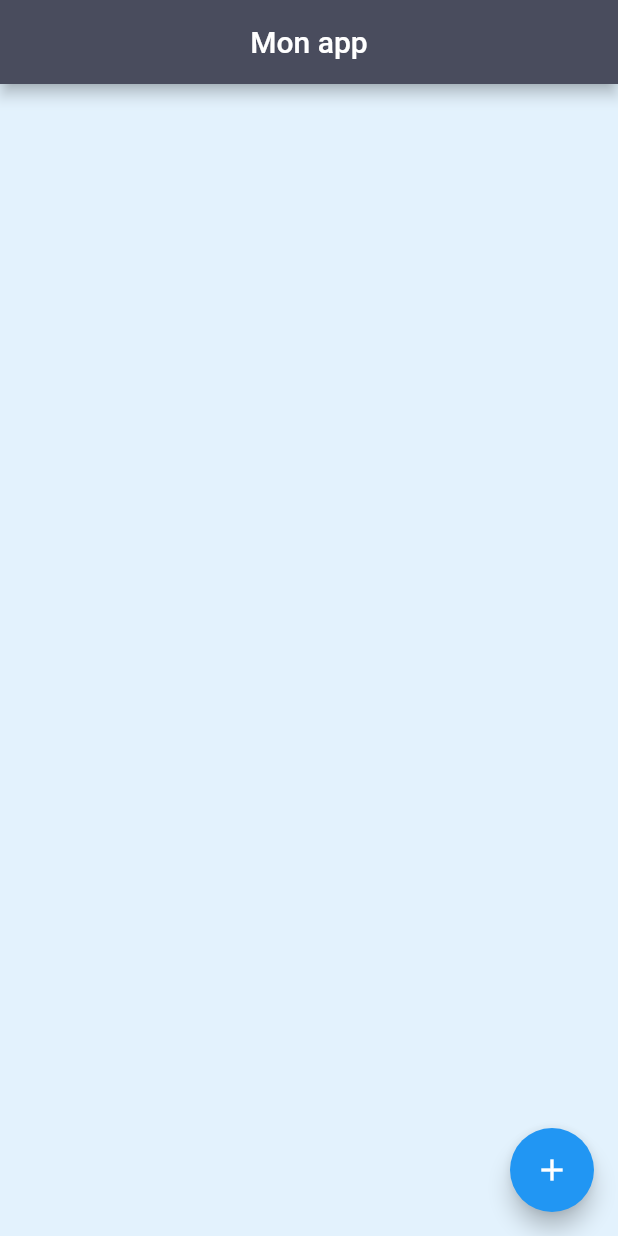
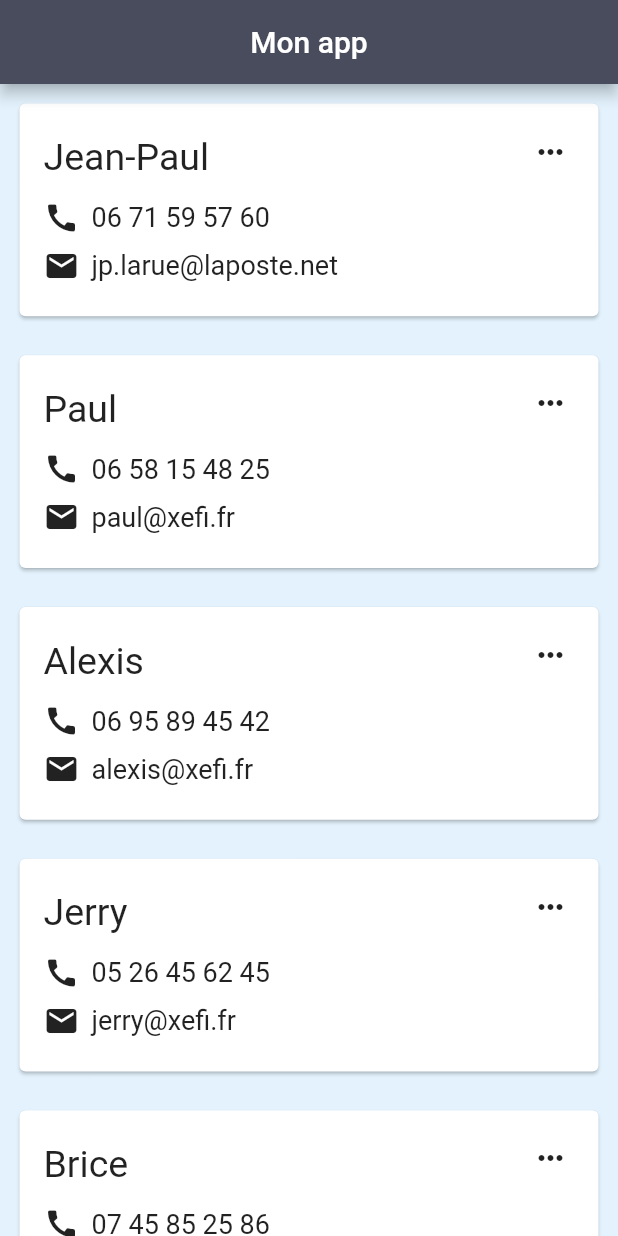
Before and after one commit to JulienS69/projet_alexis, a Flutter app: the screen it shows after launch, on a phone screen of 412 x 824 dp. Run offline on Flutter 3.47's test engine with Material 2 defaults, Android fonts, the phone set to English and light mode, and no system bars; our stand-ins replace get.

Commit message:
Update Listing Client :  + Ajout de trois liste permettant d'afficher les clients, les mails et les numéro de téléphone dans une liste générate.

```diff
--- /dev/null
+++ b/lib/domain/entities/client_test.dart
@@ -0,0 +1,15 @@
+
+
+class ClientTest {
+  int? id;
+  String? firstName;
+  String? lastName;
+  int? mobile;
+
+  ClientTest({
+    this.id,
+    this.firstName,
+    this.lastName,
+    this.mobile,
+  });
+}
--- a/lib/main.dart
+++ b/lib/main.dart
@@ -1,37 +1,29 @@
 import 'package:flutter/material.dart';
 import 'package:get/get_core/src/get_main.dart';
+import 'package:projet_alexis/presentation/core/constants/colors.dart';
 import 'package:get/get.dart';
-import 'package:projet_alexis/presentation/core/constants/colors.dart';
-void main() {
-  runApp(const MyApp());
-}
 
-class MyApp extends StatelessWidget {
-  const MyApp({Key? key}) : super(key: key);
+main()=>runApp( MaterialApp(
+  home: AppHome(),
+));
 
-  // This widget is the root of your application.
+class AppHome extends StatefulWidget{
   @override
-  Widget build(BuildContext context) {
-    return MaterialApp(
-      title: 'Flutter Demo',
-      theme: ThemeData(
-        primarySwatch: Colors.blue,
-      ),
-      home: const MyHomePage(title: 'Flutter Demo Home Page'),
-    );
+  State<AppHome> createState() {
+    return  AppState();
   }
 }
 
-class MyHomePage extends StatefulWidget {
-  const MyHomePage({Key? key, required this.title}) : super(key: key);
-  final String title;
-
-  @override
-  State<MyHomePage> createState() => _MyHomePageState();
-}
-
-class _MyHomePageState extends State<MyHomePage> {
-
+class AppState extends State<AppHome>{
+  List<String> Names = [
+    'Jean-Paul','Paul','Alexis','Jerry', 'Brice','Quentin','Stanislas'
+  ];
+  List<String> Mobile = [
+    "06 71 59 57 60", "06 58 15 48 25", "06 95 89 45 42", "05 26 45 62 45", "07 45 85 25 86", "05 82 15 48 62", "06 58 25 36 54"
+  ];
+  List<String> Mail = [
+    "jp.larue@laposte.net", "paul@xefi.fr", "alexis@xefi.fr", "jerry@xefi.fr", "brice@xefi.fr", "quentin@xefi.fr", "stanislas@xefi.fr"
+  ];
   @override
   Widget build(BuildContext context) {
     return Scaffold(
@@ -40,27 +32,73 @@ class _MyHomePageState extends State<MyHomePage> {
         title: const Center(child: Text("Mon app"),),
         backgroundColor: kGrey6,
       ),
-      body: Center(
-        child: Column(
-          mainAxisAlignment: MainAxisAlignment.center,
-          children: <Widget>[
-            // List.generate(
-            //   controller.myApps.length,
-            //       (index) =>
-            //       _buildAppItem(controller.myApps[index], context),
-            // ),
-          ],
+      body: ListView.builder(
+        reverse: false,
+        itemBuilder: (_,int index)=>NameList(Names[index], Mobile[index], Mail[index],),
+        itemCount: Names.length,
+      ),
+    );
+  }
+}
+class NameList extends StatelessWidget {
+  final String name;
+  final String mobile;
+  final String mail;
+  const NameList(this.name, this.mobile, this.mail);
+
+  @override
+  Widget build(BuildContext context) {
+    return Padding(
+      padding: const EdgeInsets.all(9.0),
+      child: SizedBox(
+        height: context.height/5.5,
+        child: Card(
+          child: Container(
+            padding: const EdgeInsets.all(8.0),
+            child: Column(
+              mainAxisAlignment: MainAxisAlignment.start,
+              children: [
+                Row(
+                  children: [
+                    Align(
+                      alignment: Alignment.topLeft,
+                        child: Padding(
+                          padding: const EdgeInsets.only(left: 8.0, top: 8.0),
+                          child: Text(name, style: const TextStyle(fontSize: 25.0),),
+                        ),),
+                    const Spacer(),
+                    IconButton(onPressed: () {}, icon: const Icon(Icons.more_horiz),)
+                  ],
+                ),
+                Row(
+                  mainAxisAlignment: MainAxisAlignment.start,
+                  children: [
+                    const Padding(padding: EdgeInsets.only(top: 8.0, left: 8.0 ),
+                      child: Icon(Icons.call),
+                    ),
+                    Padding(
+                      padding: const EdgeInsets.only(top: 8.0, left: 8.0),
+                      child: Text(mobile, style: const TextStyle(fontSize: 18.0),),
+                    ),
+                  ],
+                ),
+                Row(
+                  mainAxisAlignment: MainAxisAlignment.start,
+                  children: [
+                    const Padding(padding: EdgeInsets.only(top: 8.0, left: 8.0 ),
+                      child: Icon(Icons.mail),
+                    ),
+                    Padding(
+                      padding: const EdgeInsets.only(top: 8.0, left: 8.0),
+                      child: Text(mail, style: const TextStyle(fontSize: 18.0),),
+                    ),
+                  ],
+                ),
+              ],
+            ),
+          ),
         ),
       ),
-      floatingActionButton: FloatingActionButton(
-        onPressed: () {},
-        tooltip: 'Increment',
-        child: const Icon(Icons.add),
-      ), // This trailing comma makes auto-formatting nicer for build methods.
     );
   }
-
-  // Widget _buildAppItem(ClientTest client, BuildContext context) {
-  // return Text("test"),
-  // }
 }
```
Also changed, not shown: lib/domain/entite/clientTest.dart (deleted).
